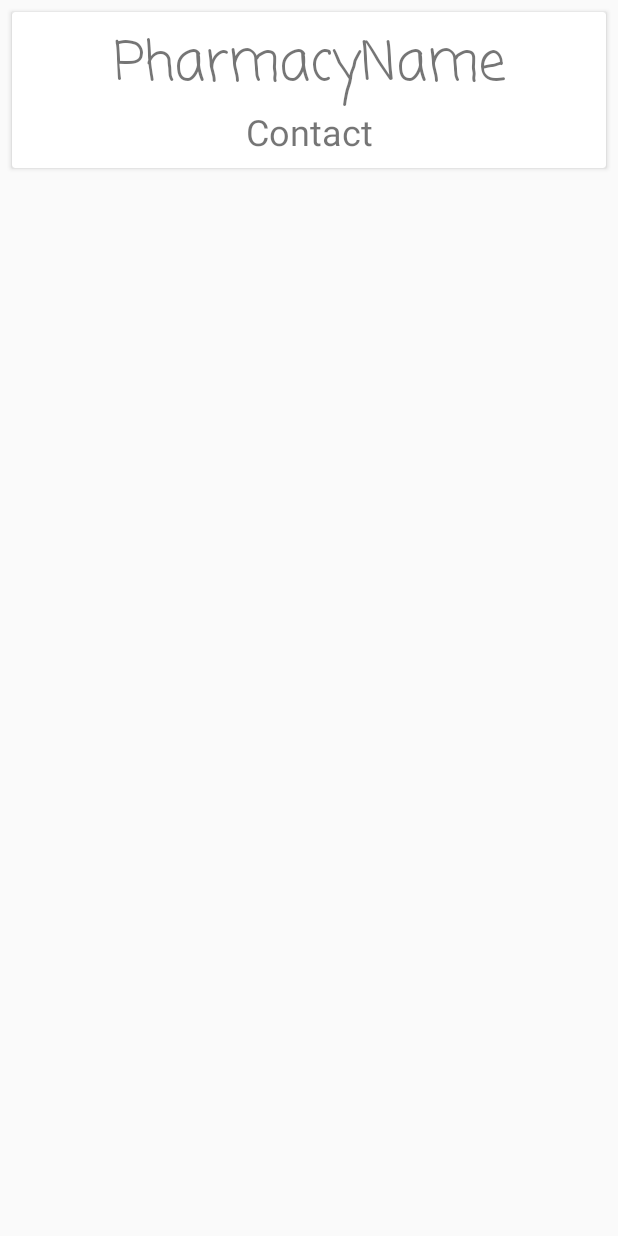
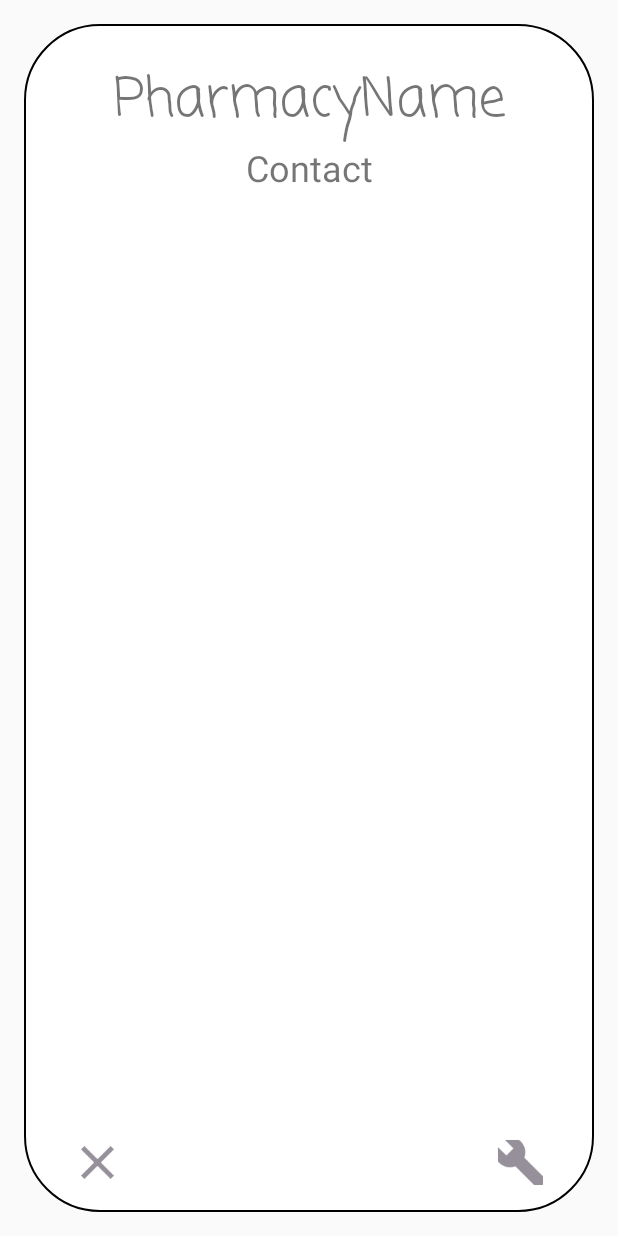
Before and after one commit to El-sakka/SydlinaOnline, an Android app: the layout pharmacy_custom.xml on its own in the app's theme, with its tools: preview values and no code run, on a phone screen of 412 x 824 dp. Run offline under Robolectric (Android 15) with nearby library versions, the phone set to English and light mode, and no system bars.

Commit message:
init comit

```diff
--- a/app/src/main/res/layout/pharmacy_custom.xml
+++ b/app/src/main/res/layout/pharmacy_custom.xml
@@ -1,33 +1,58 @@
 <?xml version="1.0" encoding="utf-8"?>
-<android.support.v7.widget.CardView xmlns:android="http://schemas.android.com/apk/res/android"
-    android:orientation="vertical" android:layout_width="match_parent"
+
+
+<RelativeLayout xmlns:android="http://schemas.android.com/apk/res/android"
+
+    android:layout_width="match_parent"
     android:layout_height="wrap_content"
-    android:layout_margin="8dp"
+    android:background="@drawable/button_rounded_rectangle"
+    android:layout_margin="16dp"
+    android:padding="16dp"
     >
 
     <LinearLayout
         android:id="@+id/list_linear"
+        android:layout_width="match_parent"
+        android:layout_height="wrap_content"
         android:layout_margin="8dp"
-        android:layout_width="match_parent"
-        android:layout_height="match_parent"
+
         android:orientation="vertical">
+
         <TextView
             android:id="@+id/tv_retrice_pharmacy_name"
-            android:textSize="36sp"
-            android:text="PharmacyName"
-            android:gravity="center"
             android:layout_width="match_parent"
             android:layout_height="wrap_content"
             android:fontFamily="casual"
-            />
+            android:gravity="center"
+            android:text="PharmacyName"
+            android:textSize="36sp" />
+
         <TextView
-            android:text="Contact"
-            android:gravity="center"
-            android:textSize="24sp"
             android:id="@+id/tv_retrice_pharmacy_phone"
             android:layout_width="match_parent"
-            android:layout_height="wrap_content" />
+            android:layout_height="wrap_content"
+            android:gravity="center"
+            android:text="Contact"
+            android:textSize="24sp" />
     </LinearLayout>
 
+    <ImageView
+        android:id="@+id/imv_remove"
+        android:layout_width="34dp"
+        android:layout_height="34dp"
+        android:layout_alignParentBottom="true"
+        android:layout_alignParentLeft="true"
+        android:layout_marginBottom="16dp"
+        android:layout_marginLeft="16dp"
+        android:src="@mipmap/ic_clrear" />
 
-</android.support.v7.widget.CardView>
+    <ImageView
+        android:id="@+id/imv_edit"
+        android:layout_width="34dp"
+        android:layout_height="34dp"
+        android:layout_alignParentBottom="true"
+        android:layout_alignParentRight="true"
+        android:layout_marginBottom="16dp"
+        android:layout_marginRight="16dp"
+        android:src="@mipmap/ic_edit" />
+</RelativeLayout>
--- a/app/src/main/res/values/colors.xml
+++ b/app/src/main/res/values/colors.xml
@@ -1,8 +1,11 @@
 <?xml version="1.0" encoding="utf-8"?>
 <resources>
-    <color name="colorPrimary">#3F51B5</color>
-    <color name="colorPrimaryDark">#303F9F</color>
-    <color name="colorAccent">#FF4081</color>
+    <color name="colorPrimary">#FFC107</color>
+    <color name="colorPrimaryDark">#FFA000</color>
+    <color name="colorAccent">#607D8B</color>
+    <color name="primaryText">#212121</color>
+    <color name="secondaryText">#757575</color>
+    <color name="divider">#BDBDBD</color>
     <color name="White">#fff</color>
     <color name="Grey">#c3c3c3 </color>
     <color name="Black">#000000</color>r>
```
Also changed, not shown: app/src/main/java/www/sydlinaonline/com/sydlinaonline/Model/PharmacyInfo.java (+5 -26 lines), app/src/main/java/www/sydlinaonline/com/sydlinaonline/View/ChoosePharmacyFragment.java (+72 -6 lines), app/src/main/java/www/sydlinaonline/com/sydlinaonline/View/CreatePhamacyFragment.java (+31 -53 lines), app/src/main/java/www/sydlinaonline/com/sydlinaonline/View/MedicineFragment.java (+5 -2 lines), app/src/main/ic_clrear-web.png (added), app/src/main/ic_edit-web.png (added), app/src/main/res/mipmap-hdpi/ic_clrear.png (added), app/src/main/res/mipmap-hdpi/ic_edit.png (added), app/src/main/res/mipmap-mdpi/ic_clrear.png (added), app/src/main/res/mipmap-mdpi/ic_edit.png (added), app/src/main/res/mipmap-xhdpi/ic_clrear.png (added), app/src/main/res/mipmap-xhdpi/ic_edit.png (added), app/src/main/res/mipmap-xxhdpi/ic_clrear.png (added), app/src/main/res/mipmap-xxhdpi/ic_edit.png (added), 2 more files.
